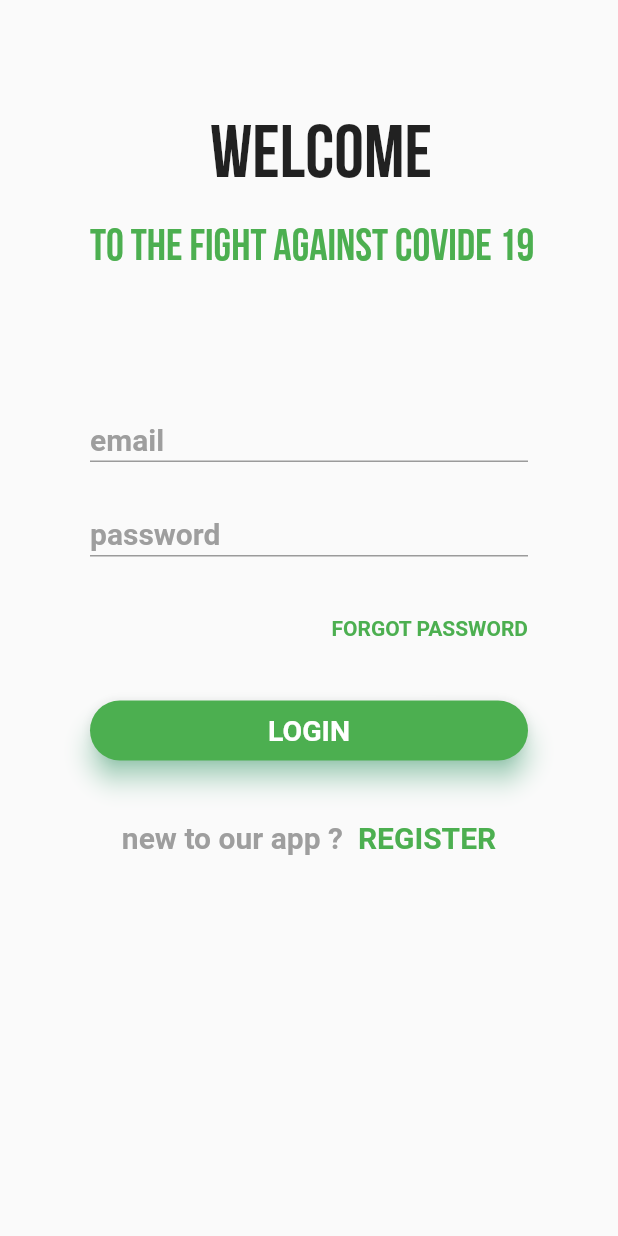
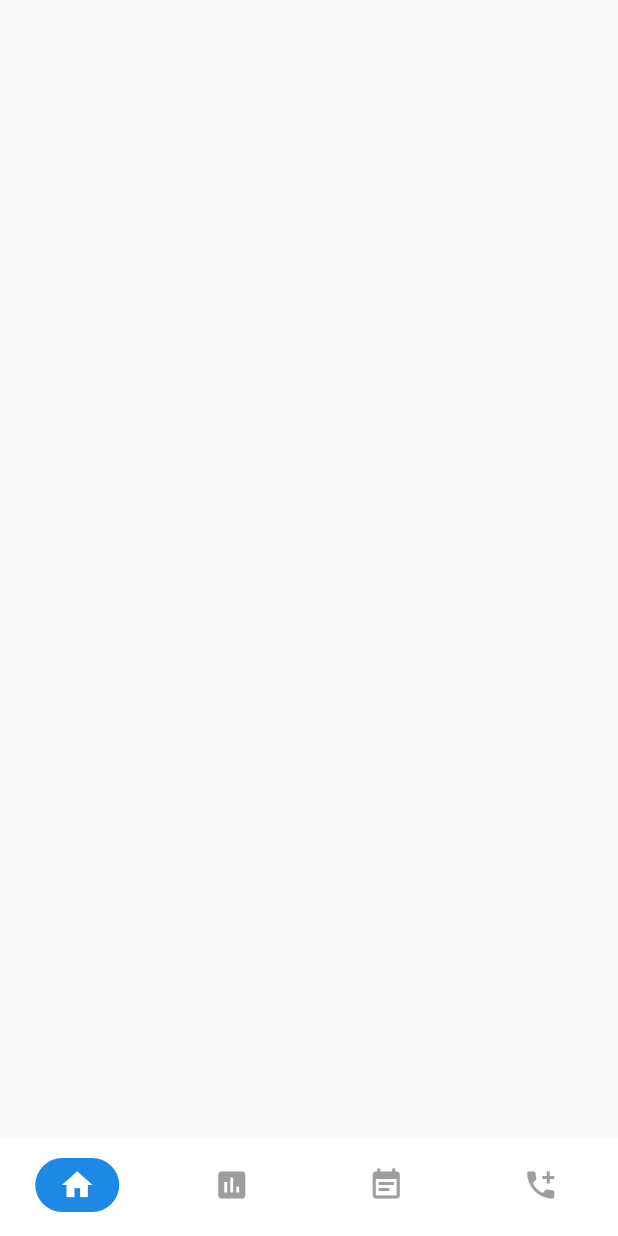
Before and after one commit to Kaiserb11/covid_symptom_app, a Flutter app: the screen it shows after launch, after a tap on "LOGIN", on a phone screen of 412 x 824 dp. Run offline on Flutter 3.47's test engine with Material 2 defaults, Android fonts, the phone set to English and light mode, and no system bars; Roboto replaces fonts that are missing (Montserrat).

Commit message:
nav bar added

```diff
--- a/lib/pages/login.dart
+++ b/lib/pages/login.dart
@@ -1,5 +1,5 @@
+import 'package:covid_symptom_app/pages/navbar.dart';
 import 'package:flutter/material.dart';
-import 'package:flutter/services.dart';
 import 'package:covid_symptom_app/pages/signup.dart';
 
 class LoginPage extends StatefulWidget {
@@ -99,7 +99,12 @@ class _LoginPageState extends State<LoginPage>{
                         color: Colors.green,
                         elevation: 7.0,
                         child: GestureDetector(
-                          onTap: () {},
+                          onTap: () {
+                            Navigator.push(
+                        context,
+                        MaterialPageRoute(builder: (context) => BottomNavPage()),
+                      );
+                          },
                           child: Center(
                             child: Text(
                               'LOGIN',
--- /dev/null
+++ b/lib/pages/navbar.dart
@@ -0,0 +1,58 @@
+import 'package:flutter/material.dart';
+
+class BottomNavPage extends StatefulWidget {
+  @override
+  _BottomNavPageState createState() => _BottomNavPageState();
+}
+
+class _BottomNavPageState extends State<BottomNavPage> {
+  final List _pages = [
+    Scaffold(),
+    Scaffold(),
+    Scaffold(),
+    Scaffold(),
+  ];
+  int _currentIndex = 0;
+
+
+  @override
+  Widget build(BuildContext context) {
+    return Scaffold(
+      body: _pages[_currentIndex],
+      bottomNavigationBar: BottomNavigationBar(
+        currentIndex: _currentIndex,
+        onTap: (index) => setState(() => _currentIndex = index),
+        type: BottomNavigationBarType.fixed,
+        backgroundColor: Colors.white,
+        showSelectedLabels: false,
+        showUnselectedLabels: false,
+        selectedItemColor: Colors.white,
+        unselectedItemColor: Colors.grey,
+        elevation: 0.0,
+        items: [Icons.home, Icons.insert_chart, Icons.event_note, Icons.add_call]
+            .asMap()
+            .map((key, value) => MapEntry(
+                  key,
+                  BottomNavigationBarItem(
+                    title: Text(''),
+                    icon: Container(
+                      padding: const EdgeInsets.symmetric(
+                        vertical: 6.0,
+                        horizontal: 16.0,
+                      ),
+                      decoration: BoxDecoration(
+                        color: _currentIndex == key
+                            ? Colors.blue[600]
+                            : Colors.transparent,
+                        borderRadius: BorderRadius.circular(20.0),
+                      ),
+                      child: Icon(value),
+                    ),
+                  ),
+                ))
+            .values
+            .toList(),
+      ),
+    );
+  }
+}
--- a/lib/pages/signup.dart
+++ b/lib/pages/signup.dart
@@ -45,8 +45,8 @@ class _SignupPageState extends State<SignupPage>{
               TextField(
                 decoration: InputDecoration(
                   contentPadding: EdgeInsets.only(top: 18),
-                  labelText: 'email',
-                  labelStyle: TextStyle(
+                  hintText: 'email',
+                  hintStyle: TextStyle(
                     fontSize: 20,
                     fontFamily: 'Montserrat',
                     fontWeight: FontWeight.bold,
@@ -61,8 +61,8 @@ class _SignupPageState extends State<SignupPage>{
               TextField(
                 decoration: InputDecoration(
                   contentPadding: EdgeInsets.only(top: 18),
-                  labelText: 'password',
-                  labelStyle: TextStyle(
+                  hintText: 'password',
+                  hintStyle: TextStyle(
                     fontSize: 20,
                     fontFamily: 'Montserrat',
                     fontWeight: FontWeight.bold,
--- a/pubspec.yaml
+++ b/pubspec.yaml
@@ -47,6 +47,10 @@ flutter:
   # To add assets to your application, add an assets section, like this:
   assets:
    - assets/virus_icon.png
+   - assets/user.png
+   - assets/checkup.png
+   - assets/graph.png
+   - assets/rules.png
   #   - images/a_dot_ham.jpeg
 
   # An image asset can refer to one or more resolution-specific "variants", see
```
Also changed, not shown: assets/checkup.png (added), assets/graph.png (added), assets/rules.png (added), assets/user.png (added), lib/pages/stats.dart (added).
